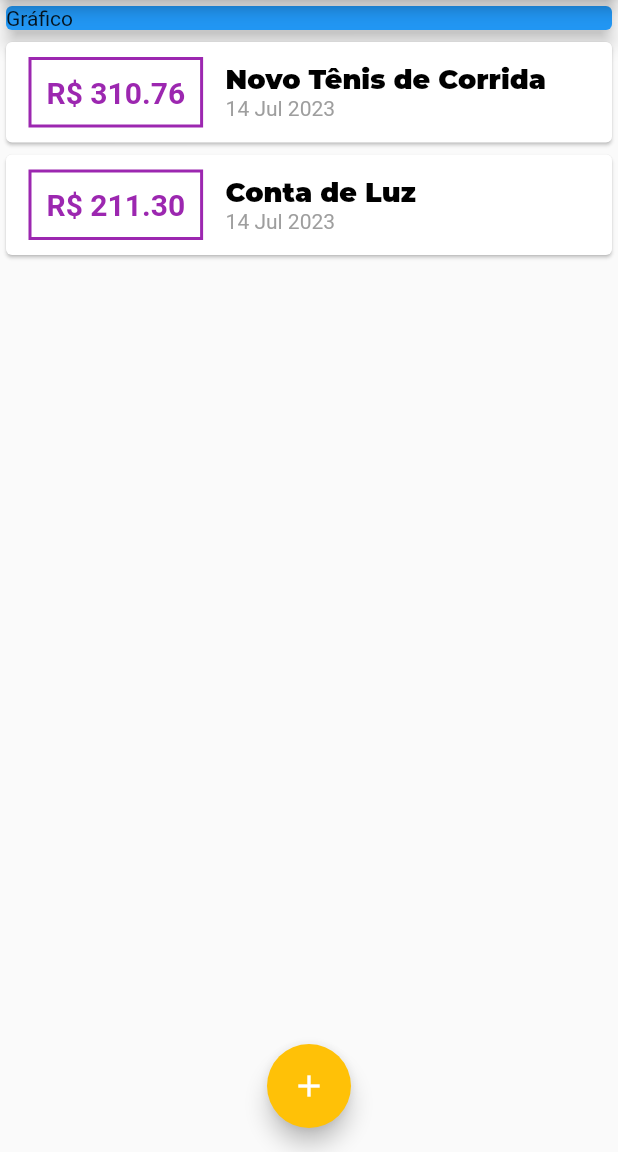
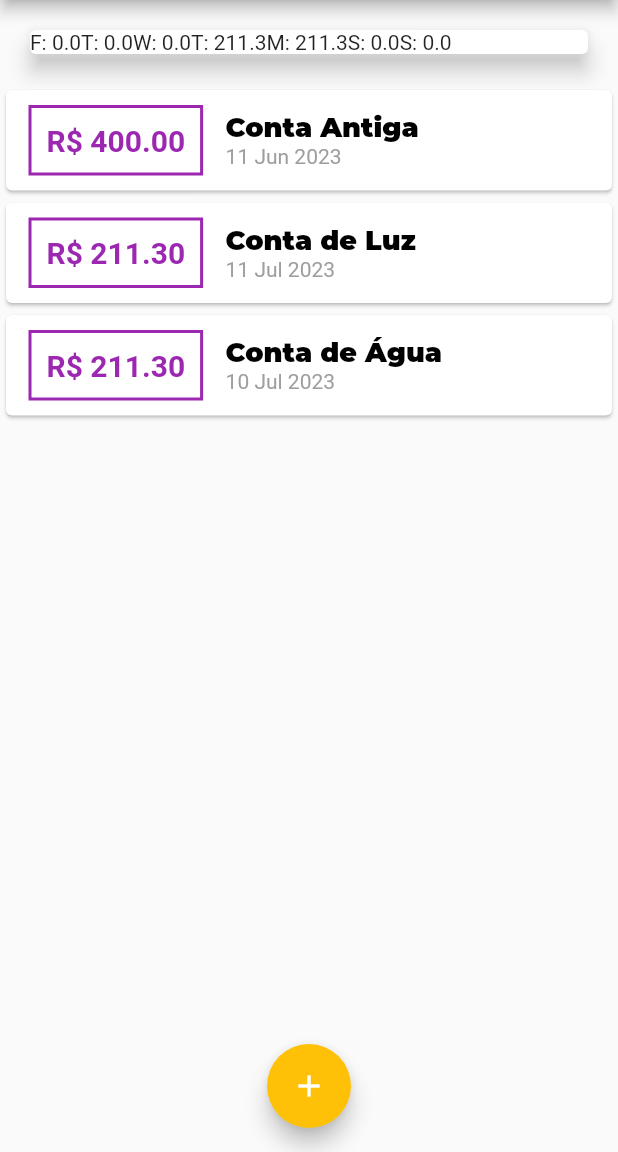
Before and after one commit to AbmaPolaro/app_expenses, a Flutter app: the screen it shows after launch, on a phone screen of 412 x 824 dp, the part 84-1236 px from its top. Run offline on Flutter 3.47's test engine with Material 2 defaults, Android fonts, the phone set to English and light mode, and no system bars.

Commit message:
imagem e abertura de novos componentes

```diff
--- /dev/null
+++ b/lib/components/chart.dart
@@ -0,0 +1,48 @@
+import 'package:app_expenses/models/transaction.dart';
+import 'package:flutter/material.dart';
+import 'package:intl/intl.dart';
+
+class Chart extends StatelessWidget {
+  const Chart(this.recentTransaction, {super.key});
+
+  final List<Transaction> recentTransaction;
+
+  List<Map<String, Object>> get groupedTransactions {
+    return List.generate(7, (index) {
+      final weekDay = DateTime.now().subtract(
+        Duration(days: index),
+      );
+
+      double totalSum = 0.0;
+
+      for (var i = 0; i < recentTransaction.length; i++) {
+        bool sameDay = recentTransaction[i].date.day == weekDay.day;
+        bool sameMonth = recentTransaction[i].date.month == weekDay.month;
+        bool sameYear = recentTransaction[i].date.year == weekDay.year;
+
+        if (sameDay && sameMonth && sameYear) {
+          totalSum += recentTransaction[i].value;
+        }
+      }
+
+      return {
+        'day': DateFormat.E().format(weekDay)[0],
+        'value': totalSum,
+      };
+    });
+  }
+
+  @override
+  Widget build(BuildContext context) {
+    groupedTransactions;
+    return Card(
+      elevation: 6,
+      margin: const EdgeInsets.all(20),
+      child: Row(
+        children: groupedTransactions.map((tr) {
+          return Text('${tr['day']}: ${tr['value']}');
+        }).toList(),
+      ),
+    );
+  }
+}
--- a/lib/components/transaction_list.dart
+++ b/lib/components/transaction_list.dart
@@ -11,7 +11,30 @@
     // ignore: sized_box_for_whitespace
     return Container(
       height: 300,
-      child: ListView.builder(
+      child: transactions.isEmpty
+          ? Column(
+              children: [
+                const SizedBox(
+                  height: 20,
+                ),
+                Text(
+                  'Nenhuma Transação Cadastrada!',
+                  style: Theme.of(context).textTheme.titleLarge,
+                ),
+                const SizedBox(
+                  height: 20,
+                ),
+                // ignore: sized_box_for_whitespace
+                Container(
+                  height: 200,
+                  child: Image.asset(
+                    'assets/images/waiting.png',
+                    fit: BoxFit.cover,
+                  ),
+                )
+              ],
+            )
+          : ListView.builder(
               itemCount: transactions.length,
               itemBuilder: (context, index) {
                 final tr = transactions[index];
--- a/lib/main.dart
+++ b/lib/main.dart
@@ -1,3 +1,4 @@
+import 'package:app_expenses/components/chart.dart';
 import 'package:flutter/material.dart';
 import 'dart:math';
 import 'components/transaction_form.dart';
@@ -51,18 +52,34 @@
 class _MyHomePageState extends State<MyHomePage> {
   final _transactions = [
     Transaction(
+      id: 't0',
+      title: 'Conta Antiga',
+      value: 400.00,
+      date: DateTime.now().subtract(const Duration(days: 33)),
+    ),
+    Transaction(
       id: 't1',
-      title: 'Novo Tênis de Corrida',
-      value: 310.76,
-      date: DateTime.now(),
+      title: 'Conta de Luz',
+      value: 211.30,
+      date: DateTime.now().subtract(const Duration(days: 3)),
     ),
     Transaction(
       id: 't2',
-      title: 'Conta de Luz',
+      title: 'Conta de Água',
       value: 211.30,
-      date: DateTime.now(),
+      date: DateTime.now().subtract(const Duration(days: 4)),
     ),
   ];
+
+  List<Transaction> get _recentTransactions {
+    return _transactions.where((tr) {
+      return tr.date.isAfter(
+        DateTime.now().subtract(
+          const Duration(days: 7),
+        ),
+      );
+    }).toList();
+  }
 
   _addTransaction(String title, double value) {
     final newTransaction = Transaction(
@@ -105,13 +122,7 @@
           crossAxisAlignment: CrossAxisAlignment.stretch,
           children: [
             // ignore: avoid_unnecessary_containers
-            Container(
-              child: const Card(
-                color: Colors.blue,
-                elevation: 5,
-                child: Text('Gráfico'),
-              ),
-            ),
+            Chart(_recentTransactions),
             TransactionList(_transactions),
           ],
         ),
--- a/pubspec.yaml
+++ b/pubspec.yaml
@@ -58,8 +58,8 @@
   uses-material-design: true
 
   # To add assets to your application, add an assets section, like this:
-  # assets:
-  #   - images/a_dot_burr.jpeg
+  assets:
+    - assets\images\waiting.png
   #   - images/a_dot_ham.jpeg
 
   # An image asset can refer to one or more resolution-specific "variants", see
```
Also changed, not shown: assets/images/waiting.png (added), lib/components/chart_bar.dart (added). Lines whose indentation alone changed are shown as unchanged.
